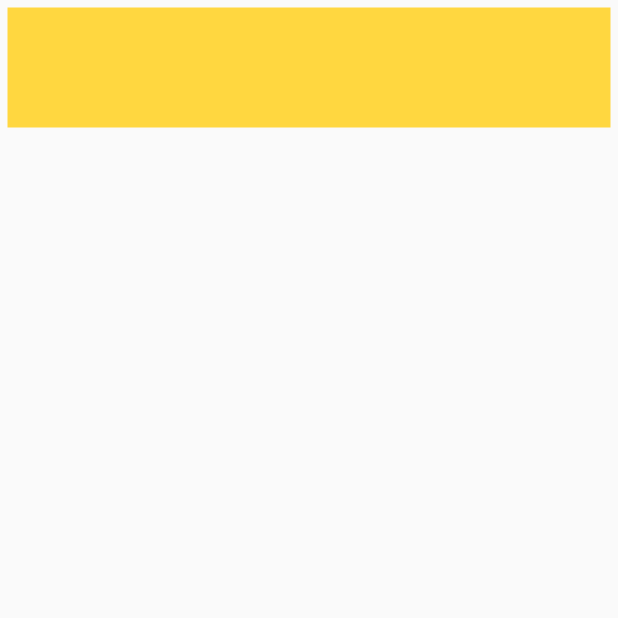
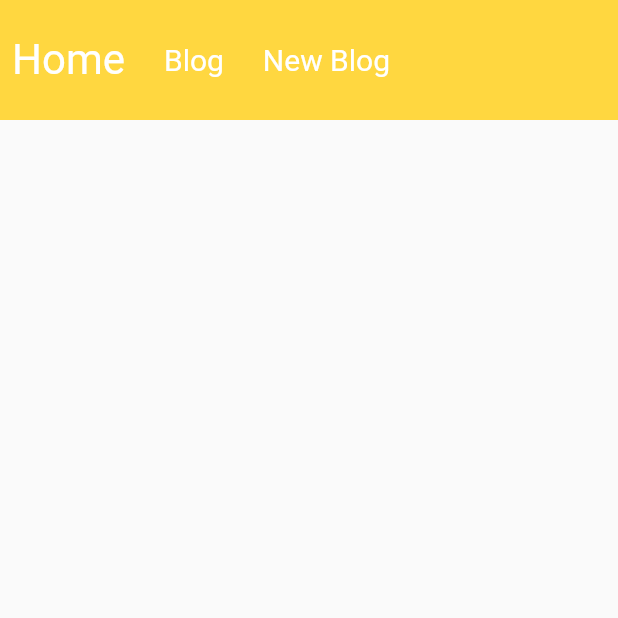
Before and after one commit to abhirup-deb/Blog_flutterWeb, a Flutter app: the screen it shows after launch, on a phone screen of 412 x 824 dp, the top half of it. Run offline on Flutter 3.47's test engine with Material 2 defaults, Android fonts, the phone set to English and light mode, and no system bars.

Commit message:
Buttons added

```diff
--- a/lib/Homepage.dart
+++ b/lib/Homepage.dart
@@ -13,10 +13,38 @@ class _HomeState extends State<Home>{
       body: ListView(
         children: <Widget>[
           Container(
-            margin: EdgeInsets.all(5.0),
             height: 80.0,
             width: MediaQuery.of(context).size.width,
             color: Colors.amberAccent,
+            child: Row(
+              children: <Widget>[
+               Container(
+                 padding: EdgeInsets.all(8.0),
+                 child: Text("Home",
+                 style: TextStyle(fontSize: 28.0,color: Colors.white,),
+                ),
+                ),
+               SizedBox(
+                  width: 10.0,
+                ),
+                Container(
+                  padding: EdgeInsets.all(8.0),
+                  child: Text("Blog",
+                    style: TextStyle(fontSize: 20.0,color: Colors.white,),
+                  ),
+                ),
+                SizedBox(
+                  width: 10.0,
+                ),
+                Container(
+                  padding: EdgeInsets.all(8.0),
+                  child: Text("New Blog",
+                    style: TextStyle(fontSize: 20.0,color: Colors.white,),
+                  ),
+                ),
+
+              ],
+            ),
           ),
         ],
       ),
```
